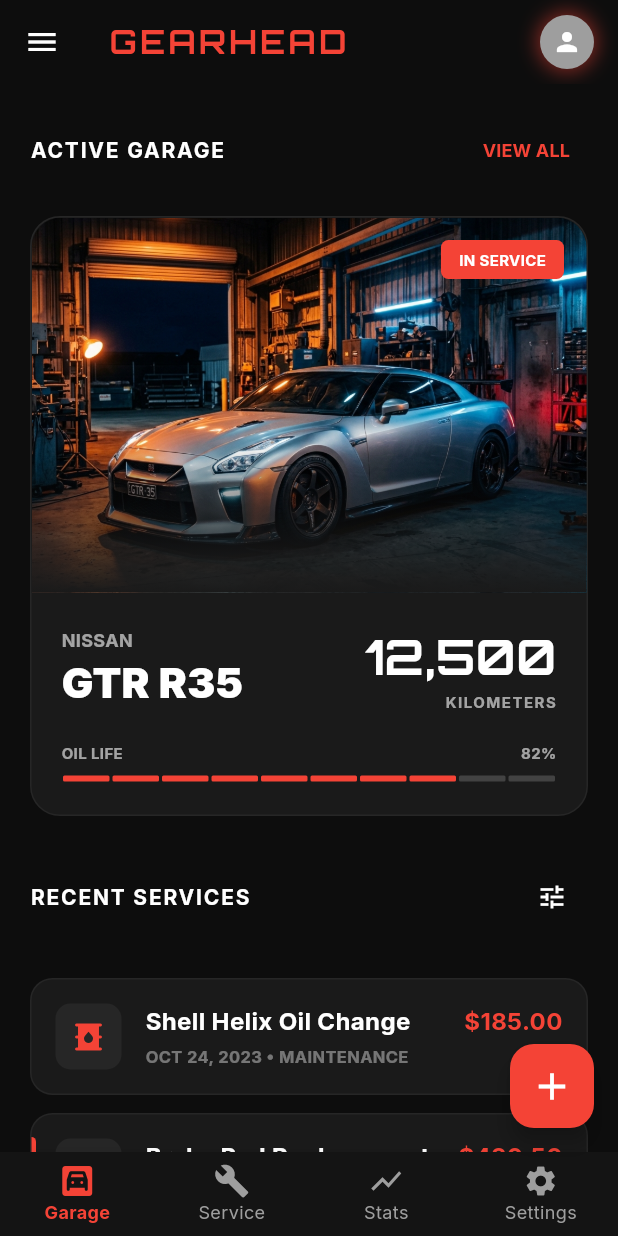
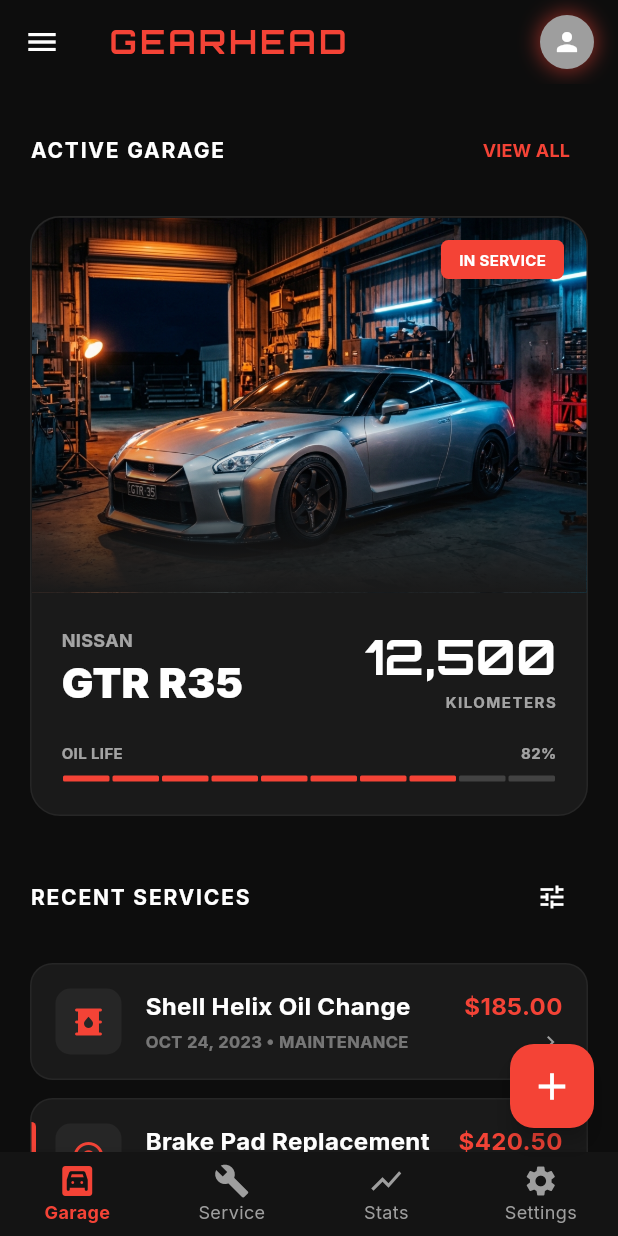
Before and after one commit to ArirurRohman/arir-uas, a Flutter app: the screen it shows after launch, on a phone screen of 412 x 824 dp. Run offline on Flutter 3.47's test engine with Material 3 defaults, Android fonts, the phone set to English and light mode, and no system bars; our stand-ins replace google_fonts.

Commit message:
memperbaiki fiturvyang eror

```diff
--- /dev/null
+++ b/lib/data_store.dart
@@ -0,0 +1,63 @@
+import 'package:flutter/material.dart';
+
+class ServiceLog {
+  final String title;
+  final String subtitle;
+  final String price;
+  final IconData icon;
+  final Color color;
+  final bool showIndicator;
+  final DateTime date;
+
+  ServiceLog({
+    required this.title,
+    required this.subtitle,
+    required this.price,
+    required this.icon,
+    this.color = Colors.red,
+    this.showIndicator = false,
+    required this.date,
+  });
+}
+
+class DataStore {
+  static final DataStore _instance = DataStore._internal();
+  factory DataStore() => _instance;
+  DataStore._internal();
+
+  final ValueNotifier<List<ServiceLog>> servicesNotifier = ValueNotifier<List<ServiceLog>>([
+    ServiceLog(
+      title: 'Shell Helix Oil Change',
+      subtitle: 'OCT 24, 2023 • MAINTENANCE',
+      price: '\$185.00',
+      icon: Icons.oil_barrel,
+      date: DateTime(2023, 10, 24),
+    ),
+    ServiceLog(
+      title: 'Brake Pad Replacement',
+      subtitle: 'SEP 12, 2023 • REPAIR',
+      price: '\$420.50',
+      icon: Icons.album_outlined,
+      showIndicator: true,
+      date: DateTime(2023, 9, 12),
+    ),
+    ServiceLog(
+      title: 'Wheel Alignment',
+      subtitle: 'AUG 05, 2023 • MAINTENANCE',
+      price: '\$120.00',
+      icon: Icons.settings_input_component,
+      date: DateTime(2023, 8, 5),
+    ),
+    ServiceLog(
+      title: 'ECU Diagnostics',
+      subtitle: 'JUL 18, 2023 • INSPECTION',
+      price: '\$85.00',
+      icon: Icons.analytics,
+      date: DateTime(2023, 7, 18),
+    ),
+  ]);
+
+  void addService(ServiceLog service) {
+    servicesNotifier.value = [service, ...servicesNotifier.value];
+  }
+}
--- a/lib/home_screen.dart
+++ b/lib/home_screen.dart
@@ -3,6 +3,7 @@ import 'package:google_fonts/google_fonts.dart';
 import 'vehicle_details_screen.dart';
 import 'add_service_screen.dart';
 import 'placeholder_screens.dart';
+import 'data_store.dart';
 
 class HomeScreen extends StatefulWidget {
   const HomeScreen({super.key});
@@ -218,47 +219,33 @@ class _HomeScreenState extends State<HomeScreen> {
 
             const SizedBox(height: 10),
 
-            // Service List
-            ListView(
+            // Dynamic Service List from DataStore
+            ValueListenableBuilder<List<ServiceLog>>(
+              valueListenable: DataStore().servicesNotifier,
+              builder: (context, services, child) {
+                return ListView.builder(
                   shrinkWrap: true,
                   physics: const NeverScrollableScrollPhysics(),
-              padding: const EdgeInsets.all(20),
-              children: [
-                ServiceTile(
-                  title: 'Shell Helix Oil Change',
-                  subtitle: 'OCT 24, 2023 • MAINTENANCE',
-                  price: '\$185.00',
-                  icon: Icons.oil_barrel,
-                  color: Colors.red,
-                  onTap: () => _showServiceDetail(context, 'Oil Change'),
+                  padding: const EdgeInsets.symmetric(horizontal: 20, vertical: 10),
+                  itemCount: services.length > 4 ? 4 : services.length, // Show only recent 4
+                  itemBuilder: (context, index) {
+                    final log = services[index];
+                    return ServiceTile(
+                      title: log.title,
+                      subtitle: log.subtitle,
+                      price: log.price,
+                      icon: log.icon,
+                      color: log.color,
+                      showIndicator: log.showIndicator,
+                      onTap: () => _showServiceDetail(context, log.title),
+                    );
+                  },
+                );
+              },
             ),
-                ServiceTile(
-                  title: 'Brake Pad Replacement',
-                  subtitle: 'SEP 12, 2023 • REPAIR',
-                  price: '\$420.50',
-                  icon: Icons.album_outlined,
-                  color: Colors.red,
-                  showIndicator: true,
-                  onTap: () => _showServiceDetail(context, 'Brake Pads'),
-                ),
-                ServiceTile(
-                  title: 'Wheel Alignment',
-                  subtitle: 'AUG 05, 2023 • MAINTENANCE',
-                  price: '\$120.00',
-                  icon: Icons.settings_input_component,
-                  color: Colors.red,
-                  onTap: () => _showServiceDetail(context, 'Alignment'),
-                ),
-                ServiceTile(
-                  title: 'ECU Diagnostics',
-                  subtitle: 'JUL 18, 2023 • INSPECTION',
-                  price: '\$85.00',
-                  icon: Icons.analytics,
-                  color: Colors.red,
-                  onTap: () => _showServiceDetail(context, 'ECU Diagnostics'),
-                ),
+
             Padding(
-                  padding: const EdgeInsets.only(top: 10),
+              padding: const EdgeInsets.only(top: 0),
               child: Center(
                 child: TextButton(
                   onPressed: () {
@@ -271,8 +258,7 @@ class _HomeScreenState extends State<HomeScreen> {
                 ),
               ),
             ),
-              ],
-            ),
+
             const SizedBox(height: 80), // Space for FAB
           ],
         ),
--- a/pubspec.yaml
+++ b/pubspec.yaml
@@ -35,6 +35,7 @@ dependencies:
   # Use with the CupertinoIcons class for iOS style icons.
   cupertino_icons: ^1.0.8
   google_fonts: ^6.2.1
+  intl: ^0.19.0
 
 dev_dependencies:
   flutter_test:
```
Also changed, not shown: lib/add_service_screen.dart (+118 -15 lines), lib/placeholder_screens.dart (+42 -5 lines), pubspec.lock. Lines whose indentation alone changed are shown as unchanged.
